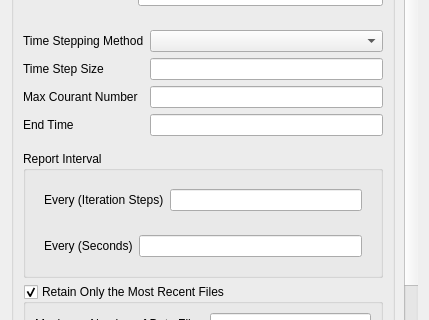
Before: the Qt Designer form view/solution/run_calculation/run_calculation_page.ui in nextfoam/baram, drawn with Qt 5; both pictures show x 0 to 429 and y 99 to 419 of the 429 by 700 pixel window.
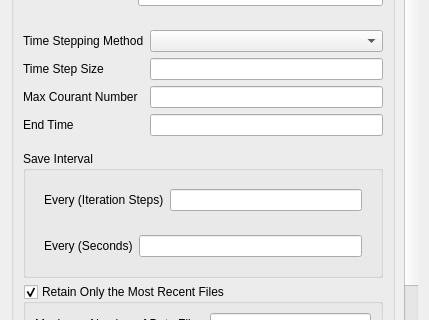
After: the same form once the commit is applied.

Commit message: Typo. Feedback from bykim

```diff
--- a/view/solution/run_calculation/run_calculation_page.ui
+++ b/view/solution/run_calculation/run_calculation_page.ui
@@ -168,7 +168,7 @@
           <item>
            <widget class="QGroupBox" name="groupBox_2">
             <property name="title">
-             <string>Report Interval</string>
+             <string>Save Interval</string>
             </property>
             <layout class="QVBoxLayout" name="verticalLayout_5">
              <item>
```
